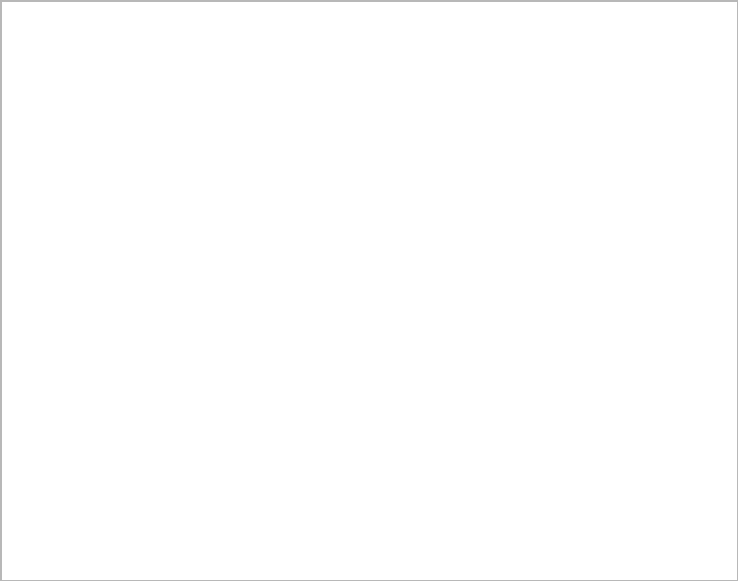
Above: GEENIE/inspectorwidget.ui from SoftwareprojektGameEngine/GEENIE before the change. Below: the same form after it.
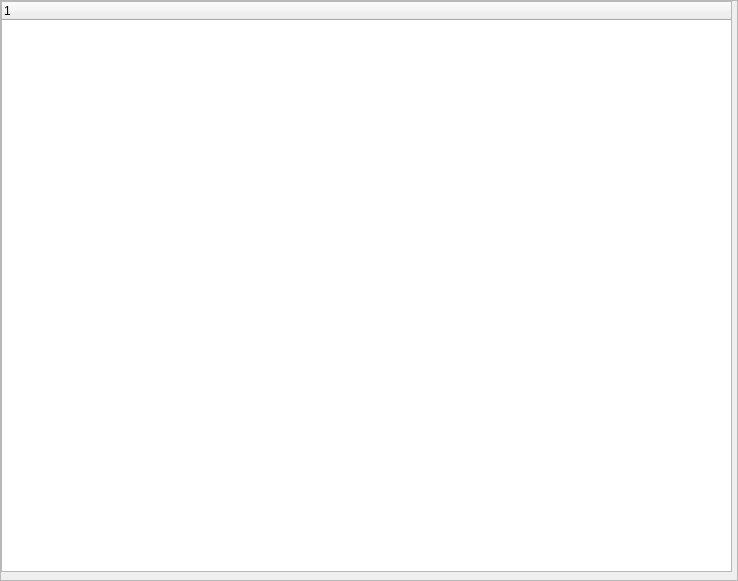
That is the form after the change.

The edit to the form file:
```diff
--- a/GEENIE/inspectorwidget.ui
+++ b/GEENIE/inspectorwidget.ui
@@ -49,13 +49,13 @@
         <height>579</height>
        </rect>
       </property>
-      <widget class="QTreeView" name="treeView">
+      <widget class="QTreeWidget" name="treeWidget">
        <property name="geometry">
         <rect>
          <x>0</x>
          <y>0</y>
-         <width>741</width>
-         <height>581</height>
+         <width>731</width>
+         <height>571</height>
         </rect>
        </property>
       </widget>
```
